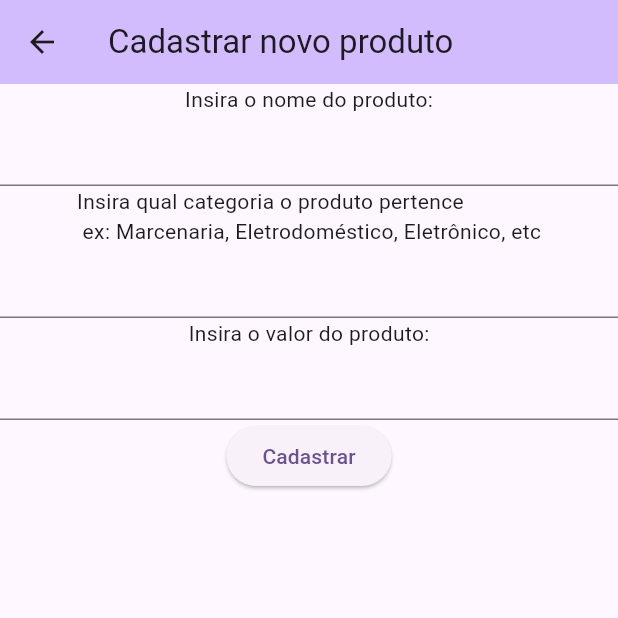
After one commit to santos243/teste_app_api, a Flutter app: the screen it shows after launch, after a tap on "Cadastrar novo produto", on a phone screen of 412 x 824 dp, the top half of it. The commit adds this screen. Run offline on Flutter 3.47's test engine with Material 3 defaults, Android fonts, the phone set to English and light mode, and no system bars; network calls fail.

Commit message:
Implementação do POST no front end
foi implementado o acesso às páginas de cadastro de produto.

```diff
--- a/lib/models/i_model.dart
+++ b/lib/models/i_model.dart
@@ -3,4 +3,7 @@ abstract class IModel {
   fromMap(Map<String, dynamic> map){
 
   }
+
+
+  Map<String, dynamic> toMap();
 }
--- a/lib/models/produto.dart
+++ b/lib/models/produto.dart
@@ -30,9 +30,10 @@ class Produto extends IModel {
   factory Produto.fromJson(String source) =>
       Produto.fromMap(json.decode(source) as Map<String, dynamic>);
 
+@override
   Map<String, dynamic> toMap() {
     return <String, dynamic>{
-      'id_produto': id_produto,
+
       'nome': nome,
       'categoria': categoria,
       'valor': valor,
--- /dev/null
+++ b/lib/paginas/pagina_cadastrar_produto_page.dart
@@ -0,0 +1,79 @@
+import 'dart:io';
+
+import 'package:flutter/material.dart';
+import 'package:teste_app_api/core/http/application/my_http.dart';
+import 'package:teste_app_api/models/produto.dart';
+
+class PaginaCadastrarProdutoPage extends StatefulWidget {
+  const PaginaCadastrarProdutoPage({super.key});
+
+  @override
+  State<PaginaCadastrarProdutoPage> createState() =>
+      _PaginaCadastrarProdutoPageState();
+}
+
+class _PaginaCadastrarProdutoPageState
+    extends State<PaginaCadastrarProdutoPage> {
+  var controllerNome = TextEditingController();
+  var controllerCategoria = TextEditingController();
+  var controllerValor = TextEditingController();
+
+  @override
+  Widget build(BuildContext context) {
+    return Scaffold(
+      appBar: AppBar(
+        title: const Text('Cadastrar novo produto'),
+        backgroundColor: Theme.of(context).colorScheme.inversePrimary,
+      ),
+      body: Center(
+        child: Column(
+          mainAxisAlignment: MainAxisAlignment.start,
+          crossAxisAlignment: CrossAxisAlignment.center,
+          children: [
+            const Text('Insira o nome do produto:'),
+            TextField(
+              controller: controllerNome,
+            ),
+            const Text(
+                'Insira qual categoria o produto pertence\n ex: Marcenaria, Eletrodoméstico, Eletrônico, etc'),
+            TextField(
+              controller: controllerCategoria,
+            ),
+            const Text('Insira o valor do produto:'),
+            TextField(
+              controller: controllerValor,
+            ),
+            ElevatedButton(
+              onPressed: () async => {
+                // fazer com que a exception seja lançada em uma snack bar dentro do app
+                funcaoCadastroProduto(),
+                if (funcaoCadastroProduto() == HttpStatus.badRequest)
+                  {
+                    ScaffoldMessenger.of(context).showSnackBar(
+                      const SnackBar(
+                        content: Text(
+                            'Ops! Parece que o campo preenchido é invalido ou esta vazio'),
+                      ),
+                    ),
+                  }
+              },
+              child: const Text('Cadastrar'),
+            ),
+          ],
+        ),
+      ),
+    );
+  }
+
+  Future<void> funcaoCadastroProduto() async {
+    final myHttp = MyHttpService<Produto>();
+
+    final p = Produto(
+        id_produto: 1,
+        nome: controllerNome.text,
+        categoria: controllerCategoria.text,
+        valor: double.parse(controllerValor.text));
+
+    await myHttp.post(model: p, entity: 'produtos');
+  }
+}
--- a/lib/paginas/pagina_info_usuarios_page.dart
+++ b/lib/paginas/pagina_info_usuarios_page.dart
@@ -33,7 +33,7 @@ class _PaginaDetalhesUsuarioState extends State<PaginaDetalhesUsuario> {
               fit: BoxFit.fitHeight
               ),
             Text(
-              '\n\tID do usuario: ${widget.itemLista.id_usuario}'
+              '\n\n\tID do usuario: ${widget.itemLista.id_usuario}'
               '\n\tNome completo do usuario: ${widget.itemLista.nome} '
               '\n\tCPF: ${widget.itemLista.cpf}\n',
               textScaleFactor: 1.5,
--- a/lib/paginas/pagina_inicial_page.dart
+++ b/lib/paginas/pagina_inicial_page.dart
@@ -3,6 +3,8 @@
 import 'package:flutter/material.dart';
 import 'package:teste_app_api/core/http/application/my_http.dart';
 import 'package:teste_app_api/models/usuario.dart';
+import 'package:teste_app_api/paginas/pagina_cadastrar_produto_page.dart';
+import 'package:teste_app_api/paginas/pagina_cadastrar_user_page.dart';
 import 'package:teste_app_api/paginas/pagina_info_usuarios_page.dart';
 import 'package:teste_app_api/paginas/pagina_produtos_page.dart';
 import 'package:teste_app_api/paginas/pagina_usuarios_page.dart';
@@ -22,12 +24,13 @@ class _PaginaInicialPageState extends State<PaginaInicialPage> {
     return Scaffold(
       backgroundColor: Colors.white,
       appBar: AppBar(
-        title: const Text('Requisição de usuários'),
+        title: const Text('Página inicial'),
         backgroundColor: Theme.of(context).colorScheme.inversePrimary,
       ),
       body: Center(
         child: Column(
-          mainAxisAlignment: MainAxisAlignment.spaceBetween,
+          mainAxisAlignment: MainAxisAlignment.center,
+          crossAxisAlignment: CrossAxisAlignment.stretch,
           // crossAxisAlignment: CrossAxisAlignment.center,
           children: [
             ElevatedButton(
@@ -38,6 +41,13 @@ class _PaginaInicialPageState extends State<PaginaInicialPage> {
               onPressed: () => irParaProdutos(),
               child: const Text('Ir para produtos'),
             ),
+            ElevatedButton(
+              onPressed: irParaCadastroUsuarios,
+              child: const Text('Cadastrar novo usuarios'),
+            ),
+            ElevatedButton(
+                onPressed: irParaCadastroProduto,
+                child: const Text('Cadastrar novo produto')),
           ],
         ),
       ),
@@ -58,6 +68,16 @@ class _PaginaInicialPageState extends State<PaginaInicialPage> {
     );
   }
 
+  void irParaCadastroUsuarios() {
+    Navigator.push(context,
+        MaterialPageRoute(builder: (_) => const PaginaCadastrarUserPage()));
+  }
+
+  void irParaCadastroProduto() {
+    Navigator.push(context,
+        MaterialPageRoute(builder: (_) => const PaginaCadastrarProdutoPage()));
+  }
+
   // void funcaoMostrarProdutos() async {
   //   var url = Uri.http('192.168.0.236:8080', 'produtos');
   //   var response = await http.post(url, body: {'': 'doodle', 'color': 'blue'});
```
Also changed, not shown: lib/core/http/application/my_http.dart (+18 -0 lines), lib/paginas/pagina_cadastrar_user_page.dart (added, +54 -0 lines), lib/paginas/pagina_produtos_page.dart (+17 -3 lines), lib/paginas/pagina_usuarios_page.dart (+9 -0 lines).
